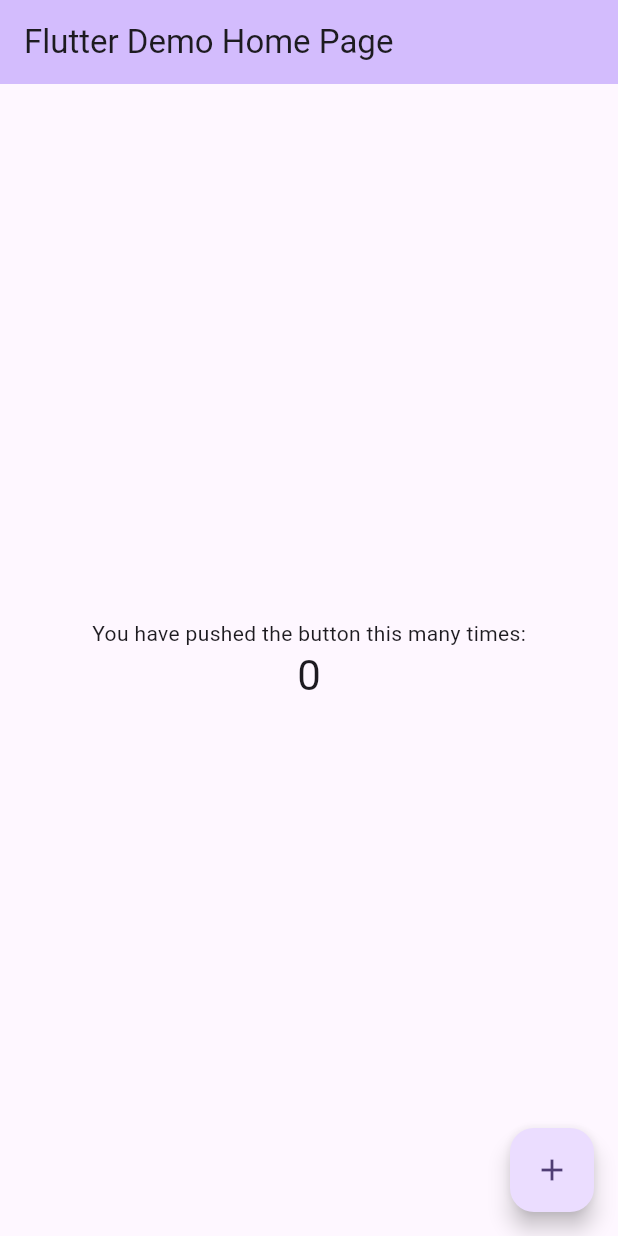
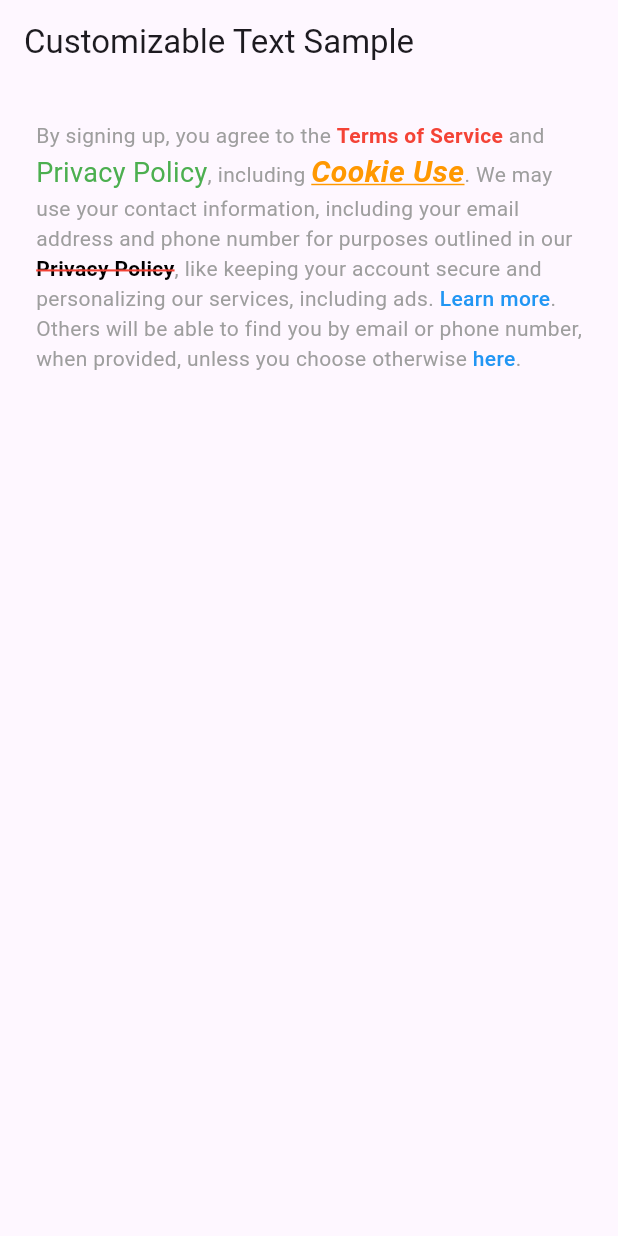
Before and after one commit to cskime/customizable_text, a Flutter app: the screen it shows after launch, on a phone screen of 412 x 824 dp. Run offline on Flutter 3.47's test engine with Material 3 defaults, Android fonts, the phone set to English and light mode, and no system bars.

Commit message:
implement examples

```diff
--- a/example/lib/main.dart
+++ b/example/lib/main.dart
@@ -1,125 +1,91 @@
+import 'package:customizable_text/customizable_text.dart';
 import 'package:flutter/material.dart';
 
-void main() {
-  runApp(const MyApp());
-}
+void main() => runApp(const MyApp());
 
 class MyApp extends StatelessWidget {
   const MyApp({super.key});
 
-  // This widget is the root of your application.
   @override
   Widget build(BuildContext context) {
-    return MaterialApp(
-      title: 'Flutter Demo',
-      theme: ThemeData(
-        // This is the theme of your application.
-        //
-        // TRY THIS: Try running your application with "flutter run". You'll see
-        // the application has a purple toolbar. Then, without quitting the app,
-        // try changing the seedColor in the colorScheme below to Colors.green
-        // and then invoke "hot reload" (save your changes or press the "hot
-        // reload" button in a Flutter-supported IDE, or press "r" if you used
-        // the command line to start the app).
-        //
-        // Notice that the counter didn't reset back to zero; the application
-        // state is not lost during the reload. To reset the state, use hot
-        // restart instead.
-        //
-        // This works for code too, not just values: Most code changes can be
-        // tested with just a hot reload.
-        colorScheme: ColorScheme.fromSeed(seedColor: Colors.deepPurple),
-        useMaterial3: true,
-      ),
-      home: const MyHomePage(title: 'Flutter Demo Home Page'),
+    const title = 'Customizable Text Sample';
+    return const MaterialApp(
+      title: title,
+      home: ExampleApp(title: title),
     );
   }
 }
 
-class MyHomePage extends StatefulWidget {
-  const MyHomePage({super.key, required this.title});
-
-  // This widget is the home page of your application. It is stateful, meaning
-  // that it has a State object (defined below) that contains fields that affect
-  // how it looks.
-
-  // This class is the configuration for the state. It holds the values (in this
-  // case the title) provided by the parent (in this case the App widget) and
-  // used by the build method of the State. Fields in a Widget subclass are
-  // always marked "final".
+class ExampleApp extends StatelessWidget {
+  const ExampleApp({super.key, required this.title});
 
   final String title;
 
   @override
-  State<MyHomePage> createState() => _MyHomePageState();
-}
-
-class _MyHomePageState extends State<MyHomePage> {
-  int _counter = 0;
-
-  void _incrementCounter() {
-    setState(() {
-      // This call to setState tells the Flutter framework that something has
-      // changed in this State, which causes it to rerun the build method below
-      // so that the display can reflect the updated values. If we changed
-      // _counter without calling setState(), then the build method would not be
-      // called again, and so nothing would appear to happen.
-      _counter++;
-    });
+  Widget build(BuildContext context) {
+    return Scaffold(
+      appBar: AppBar(
+        title: Text(title),
+      ),
+      body: Padding(
+        padding: const EdgeInsets.all(24),
+        child: _customizableText(),
+      ),
+    );
   }
 
-  @override
-  Widget build(BuildContext context) {
-    // This method is rerun every time setState is called, for instance as done
-    // by the _incrementCounter method above.
-    //
-    // The Flutter framework has been optimized to make rerunning build methods
-    // fast, so that you can just rebuild anything that needs updating rather
-    // than having to individually change instances of widgets.
-    return Scaffold(
-      appBar: AppBar(
-        // TRY THIS: Try changing the color here to a specific color (to
-        // Colors.amber, perhaps?) and trigger a hot reload to see the AppBar
-        // change color while the other colors stay the same.
-        backgroundColor: Theme.of(context).colorScheme.inversePrimary,
-        // Here we take the value from the MyHomePage object that was created by
-        // the App.build method, and use it to set our appbar title.
-        title: Text(widget.title),
+  CustomizableText _customizableText() {
+    const originalText =
+        'By signing up, you agree to the Terms of Service and Privacy Policy, including Cookie Use. We may use your contact information, including your email address and phone number for purposes outlined in our Privacy Policy, like keeping your account secure and personalizing our services, including ads. Learn more. Others will be able to find you by email or phone number, when provided, unless you choose otherwise here.';
+
+    return const CustomizableText(
+      originalText,
+      style: TextStyle(
+        color: Colors.grey,
       ),
-      body: Center(
-        // Center is a layout widget. It takes a single child and positions it
-        // in the middle of the parent.
-        child: Column(
-          // Column is also a layout widget. It takes a list of children and
-          // arranges them vertically. By default, it sizes itself to fit its
-          // children horizontally, and tries to be as tall as its parent.
-          //
-          // Column has various properties to control how it sizes itself and
-          // how it positions its children. Here we use mainAxisAlignment to
-          // center the children vertically; the main axis here is the vertical
-          // axis because Columns are vertical (the cross axis would be
-          // horizontal).
-          //
-          // TRY THIS: Invoke "debug painting" (choose the "Toggle Debug Paint"
-          // action in the IDE, or press "p" in the console), to see the
-          // wireframe for each widget.
-          mainAxisAlignment: MainAxisAlignment.center,
-          children: <Widget>[
-            const Text(
-              'You have pushed the button this many times:',
-            ),
-            Text(
-              '$_counter',
-              style: Theme.of(context).textTheme.headlineMedium,
-            ),
-          ],
+      customStyle: TextStyle(
+        color: Colors.blue,
+        fontWeight: FontWeight.w500,
+      ),
+      customizes: [
+        CustomText(
+          'Terms of Service',
+          style: TextStyle(
+            color: Colors.red,
+            fontWeight: FontWeight.w600,
+          ),
         ),
-      ),
-      floatingActionButton: FloatingActionButton(
-        onPressed: _incrementCounter,
-        tooltip: 'Increment',
-        child: const Icon(Icons.add),
-      ), // This trailing comma makes auto-formatting nicer for build methods.
+        CustomText(
+          'Privacy Policy',
+          style: TextStyle(
+            color: Colors.green,
+            fontSize: 18,
+          ),
+        ),
+        CustomText(
+          'Cookie Use',
+          style: TextStyle(
+            color: Colors.orange,
+            fontSize: 20,
+            fontWeight: FontWeight.bold,
+            fontStyle: FontStyle.italic,
+            decoration: TextDecoration.underline,
+            decorationColor: Colors.orange,
+          ),
+        ),
+        CustomText(
+          'Privacy Policy',
+          style: TextStyle(
+            color: Colors.black,
+            fontWeight: FontWeight.bold,
+            decoration: TextDecoration.lineThrough,
+            decorationColor: Colors.red,
+            decorationThickness: 2,
+          ),
+        ),
+        CustomText('Learn more'),
+        CustomText('here'),
+      ],
     );
   }
 }
```
Also changed, not shown: example/pubspec.yaml (+4 -4 lines), example/pubspec.lock.
